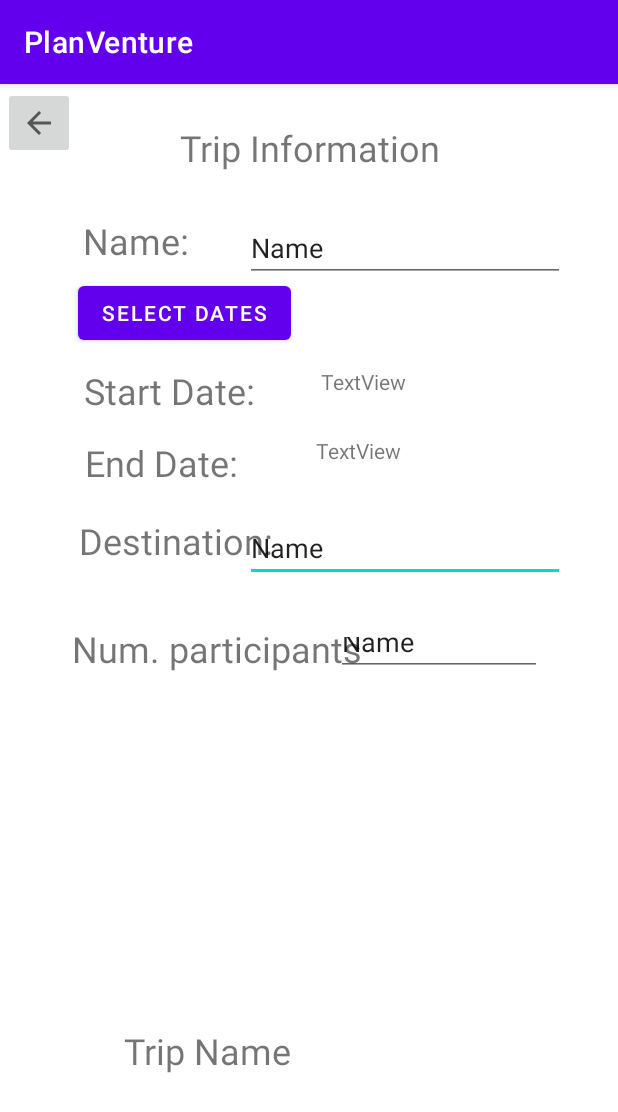
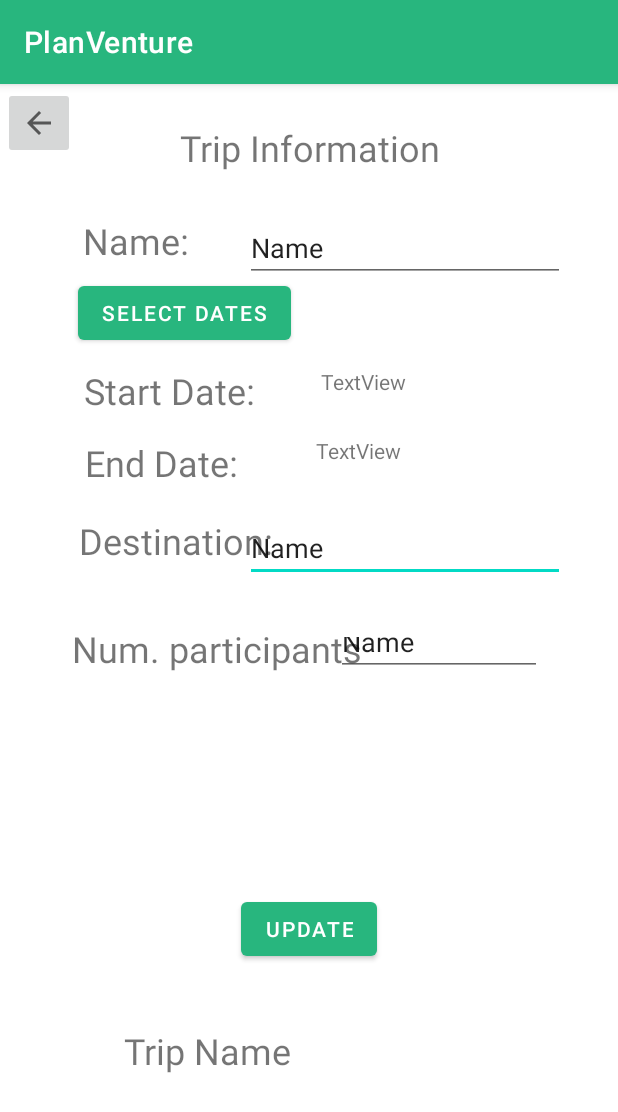
Before and after one commit to tonibosch/PlanVenture-App, an Android app: the TripInformationActivity screen opened directly, with no data from a screen before it, on a phone screen of 412 x 824 dp. Shown: the top 1112 px of the screen. Run offline under Robolectric (Android 15) with nearby library versions, the phone set to English and light mode, and no system bars; 1 statement that could not run was skipped.

Commit message:
Update to DB is now usable, color scheme is green and get Trips by State is implemented.

```diff
--- a/app/src/main/java/com/example/planventure/MyTripsFragment.kt
+++ b/app/src/main/java/com/example/planventure/MyTripsFragment.kt
@@ -17,6 +17,7 @@ import android.widget.TextView
 import androidx.annotation.RequiresApi
 import androidx.fragment.app.findFragment
 import androidx.navigation.fragment.findNavController
+import com.example.planventure.entity.Trip
 import com.example.planventure.service.TripService
 import java.text.SimpleDateFormat
 import java.util.Date
--- a/app/src/main/java/com/example/planventure/TripInformationActivity.kt
+++ b/app/src/main/java/com/example/planventure/TripInformationActivity.kt
@@ -1,6 +1,8 @@
 package com.example.planventure
 
 import android.annotation.SuppressLint
+import android.app.Activity
+import android.content.Intent
 import android.os.Build
 import androidx.appcompat.app.AppCompatActivity
 import android.os.Bundle
@@ -9,9 +11,15 @@ import android.widget.Button
 import android.widget.EditText
 import android.widget.ImageButton
 import android.widget.TextView
+import android.widget.Toast
 import androidx.annotation.RequiresApi
+import com.example.planventure.Exception.EmptyDataException
+import com.example.planventure.entity.Trip
+import com.example.planventure.enumerations.TRIP_STATE
 import com.example.planventure.service.TripService
 import com.example.planventure.utility.DatePicker
+import java.text.SimpleDateFormat
+
 @RequiresApi(Build.VERSION_CODES.P)
 class TripInformationActivity : AppCompatActivity() {
 
@@ -22,6 +30,7 @@ class TripInformationActivity : AppCompatActivity() {
     private lateinit var dateRangePickerButton: Button
     private lateinit var tvStartDate: TextView
     private lateinit var tvEndDate: TextView
+    private lateinit var updateTripBtn: Button
 
     private lateinit var tripService: TripService
 
@@ -42,6 +51,7 @@ class TripInformationActivity : AppCompatActivity() {
         tripName = findViewById(R.id.tripName_editText_tripInformation)
         location = findViewById(R.id.location_editText_tripInformation)
         maxNumberOfParts = findViewById(R.id.maxPartNumber_editText_tripInformation)
+        updateTripBtn = findViewById(R.id.updateTripButton)
 
         tripName.text = Editable.Factory.getInstance().newEditable(trip?.getName())
 
@@ -54,5 +64,22 @@ class TripInformationActivity : AppCompatActivity() {
             datePicker.showDateRangePicker()
         }
 
+        updateTripBtn.text = "Update"
+
+        updateTripBtn.setOnClickListener {
+
+            setResult(Activity.RESULT_OK)
+            try {
+                val formatter = SimpleDateFormat("yyyy-MM-dd")
+                tripService.updateTrip(idTrip, Trip(1, tripName.text.toString(), formatter.parse(tvStartDate.text.toString()),
+                    formatter.parse(tvEndDate.text.toString()), location.text.toString(), maxNumberOfParts.text.toString().toInt(),
+                    "Description", ArrayList(), ArrayList(), TRIP_STATE.PLANNING))
+                val intent = Intent(applicationContext, MainActivity::class.java)
+                startActivity(intent)
+            } catch (e: EmptyDataException) { // catches Exception and makes toast out of it
+                Toast.makeText(this, e.message, Toast.LENGTH_SHORT).show()
+            }
+        }
+
     }
 }
--- a/app/src/main/java/com/example/planventure/database/DatabaseHelper.kt
+++ b/app/src/main/java/com/example/planventure/database/DatabaseHelper.kt
@@ -52,6 +52,10 @@ open class DataBaseHelper(
             "CREATE TABLE $EXPENSE_TABLE (ID INTEGER PRIMARY KEY AUTOINCREMENT, $COLUMN_EXPENSE_NAME TEXT, " +
                     "$COLUMN_EXPENSE_AMOUNT REAL, $COLUMN_EXPENSE_TRIP TEXT REFERENCES $TRIP_TABLE ON DELETE CASCADE ON UPDATE CASCADE)"
         db.execSQL(createExpenseTableStatement)
+
+        val createTripStatement =
+            "INSERT INTO $TRIP_TABLE VALUES (1, \"TEST_TRIP\", \"Wed Oct 18 00:00:00 GMT 2023\", \"Wed Oct 18 00:00:00 GMT 2023\", \"NTNU\", 5, \"Trip to the NTNU\", \"PLANNING\")"
+        db.execSQL(createTripStatement)
     }
 
     /**
--- a/app/src/main/java/com/example/planventure/interfaces/IRepository.kt
+++ b/app/src/main/java/com/example/planventure/interfaces/IRepository.kt
@@ -19,6 +19,14 @@ interface IRepository<T> {
     fun getById(id: Long): T?
 
     /**
+     * used to update a single entity in the database
+     * @param id primary key to identify the designated entity in the table
+     * @param e new entity, that contains the updated data
+     * @return boolean that shows wether operation was successful or not
+     */
+    fun updateById(id: Long, e: T): Boolean
+
+    /**
      * used to delete every item from a table without dropping the table
      * @return boolean that shows wether operation was successful or not
      */
--- a/app/src/main/res/layout/activity_trip_information.xml
+++ b/app/src/main/res/layout/activity_trip_information.xml
@@ -170,4 +170,15 @@
         app:layout_constraintStart_toEndOf="@+id/textView6"
         app:layout_constraintTop_toBottomOf="@+id/startDate_textView_tripInformation" />
 
+    <Button
+        android:id="@+id/updateTripButton"
+        android:layout_width="wrap_content"
+        android:layout_height="wrap_content"
+        android:layout_marginTop="105dp"
+        android:text="Button"
+        app:layout_constraintBottom_toTopOf="@+id/tripName"
+        app:layout_constraintEnd_toEndOf="parent"
+        app:layout_constraintStart_toStartOf="parent"
+        app:layout_constraintTop_toBottomOf="@+id/textView9" />
+
 </androidx.constraintlayout.widget.ConstraintLayout>
--- a/app/src/main/res/values/colors.xml
+++ b/app/src/main/res/values/colors.xml
@@ -1,8 +1,8 @@
 <?xml version="1.0" encoding="utf-8"?>
 <resources>
-    <color name="purple_200">#FFBB86FC</color>
-    <color name="purple_500">#FF6200EE</color>
-    <color name="purple_700">#FF3700B3</color>
+    <color name="purple_200">#1D4C4F</color><!--FFBB86FC-->
+    <color name="purple_500">#28B67E</color><!--FF6200EE-->
+    <color name="purple_700">#0D1321</color><!--FF3700B3-->
     <color name="teal_200">#FF03DAC5</color>
     <color name="teal_700">#FF018786</color>
     <color name="black">#FF000000</color>
```
Also changed, not shown: app/src/main/java/com/example/planventure/repository/ExpenseRepository.kt (+8 -7 lines), app/src/main/java/com/example/planventure/repository/ParticipantRepository.kt (+7 -7 lines), app/src/main/java/com/example/planventure/repository/TripRepository.kt (+31 -9 lines), app/src/main/java/com/example/planventure/service/TripService.kt (+7 -2 lines).
